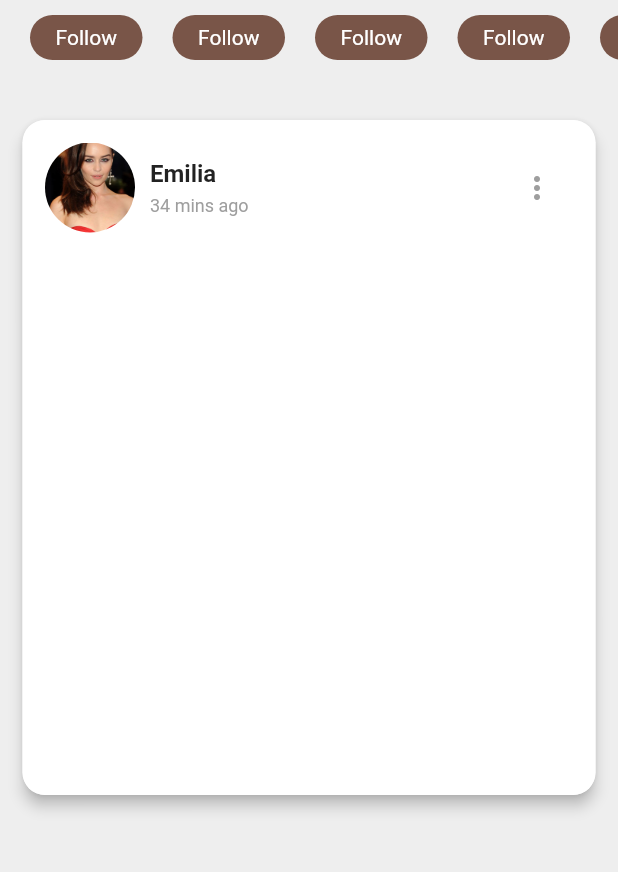
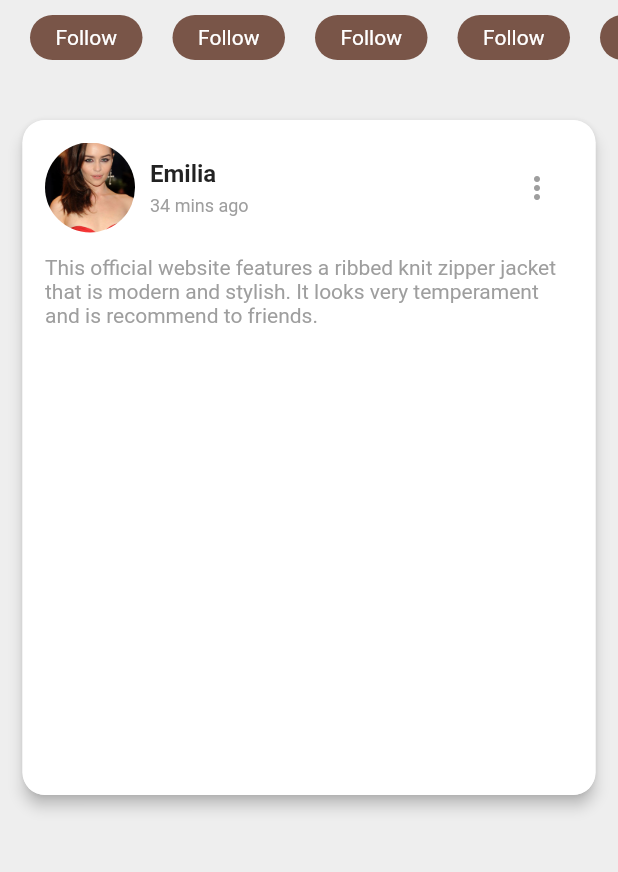
Before and after one commit to AkashRajpurohit/Flutter-Fashion-App-UI, a Flutter app: the screen it shows after launch, on a phone screen of 412 x 824 dp, the part 234-1106 px from its top. Run offline on Flutter 3.47's test engine with Material 2 defaults, Android fonts, the phone set to English and light mode, and no system bars.

Commit message:
:art: card description

```diff
--- a/lib/screens/home.dart
+++ b/lib/screens/home.dart
@@ -112,7 +112,14 @@ class _HomeState extends State<Home> {
                           ),
                         )
                       ],
-                    )
+                    ),
+                    SizedBox(height: 15.0),
+                    Text(
+                      "This official website features a ribbed knit zipper jacket that is modern and stylish. It looks very temperament and is recommend to friends.",
+                      style: TextStyle(
+                        color: Colors.grey,
+                      ),
+                    ),
                   ],
                 ),
               ),
```
